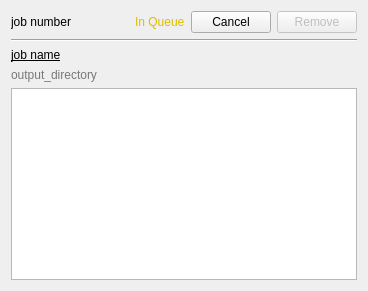
Qt form ui/worker_widget.ui (EBSP-Indexer/EBSP-Indexer) before a commit.
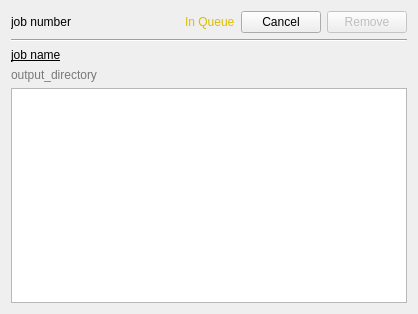
The same form after that commit. Icons and pictures are not drawn.

What changed in the file:
```diff
--- a/ui/worker_widget.ui
+++ b/ui/worker_widget.ui
@@ -2,6 +2,14 @@
 <ui version="4.0">
  <class>WorkerWidget</class>
  <widget class="QWidget" name="WorkerWidget">
+  <property name="geometry">
+   <rect>
+    <x>0</x>
+    <y>0</y>
+    <width>418</width>
+    <height>314</height>
+   </rect>
+  </property>
   <property name="windowTitle">
    <string>Form</string>
   </property>
@@ -125,6 +133,9 @@
        <property name="toolTip">
         <string>Remove job from list</string>
        </property>
+       <property name="styleSheet">
+        <string notr="true"/>
+       </property>
        <property name="text">
         <string>Remove</string>
        </property>
@@ -209,8 +220,9 @@
      </property>
      <property name="html">
       <string>&lt;!DOCTYPE HTML PUBLIC &quot;-//W3C//DTD HTML 4.0//EN&quot; &quot;http://www.w3.org/TR/REC-html40/strict.dtd&quot;&gt;
-&lt;html&gt;&lt;head&gt;&lt;meta name=&quot;qrichtext&quot; content=&quot;1&quot; /&gt;&lt;style type=&quot;text/css&quot;&gt;
+&lt;html&gt;&lt;head&gt;&lt;meta name=&quot;qrichtext&quot; content=&quot;1&quot; /&gt;&lt;meta charset=&quot;utf-8&quot; /&gt;&lt;style type=&quot;text/css&quot;&gt;
 p, li { white-space: pre-wrap; }
+hr { height: 1px; border-width: 0; }
 &lt;/style&gt;&lt;/head&gt;&lt;body style=&quot; font-family:'Cascadia Code'; font-size:8pt; font-weight:400; font-style:normal;&quot;&gt;
 &lt;p style=&quot;-qt-paragraph-type:empty; margin-top:0px; margin-bottom:0px; margin-left:0px; margin-right:0px; -qt-block-indent:0; text-indent:0px;&quot;&gt;&lt;br /&gt;&lt;/p&gt;&lt;/body&gt;&lt;/html&gt;</string>
      </property>
```
Left out of the diff: 6 changed lines with no effect on the pictures.
